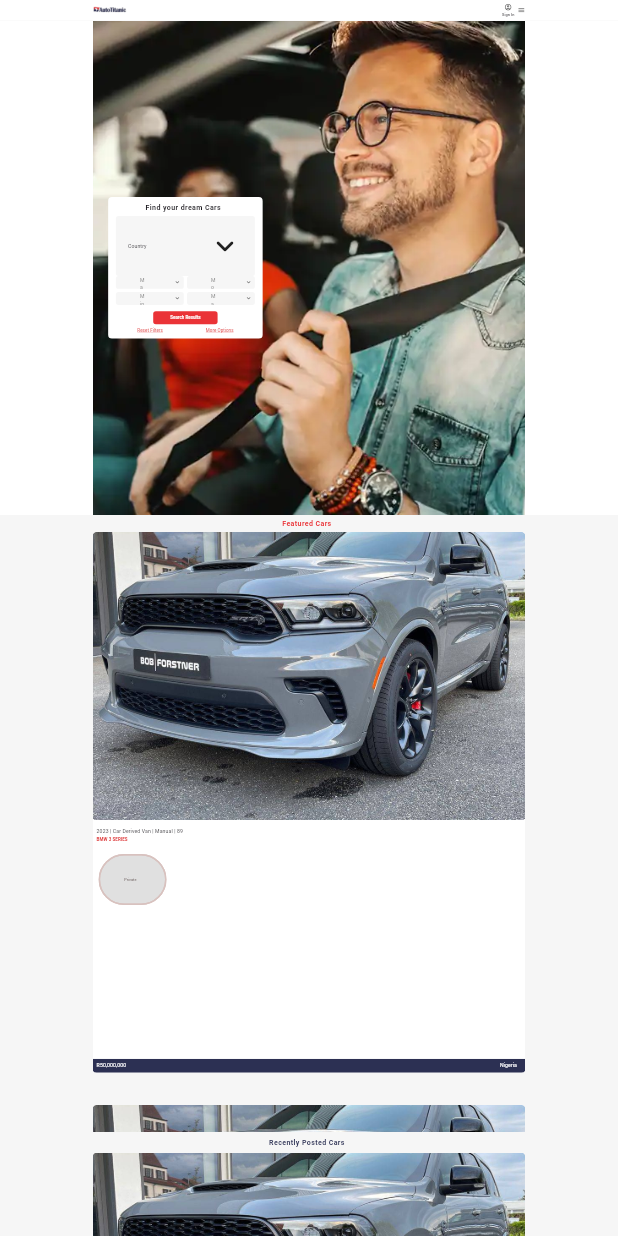
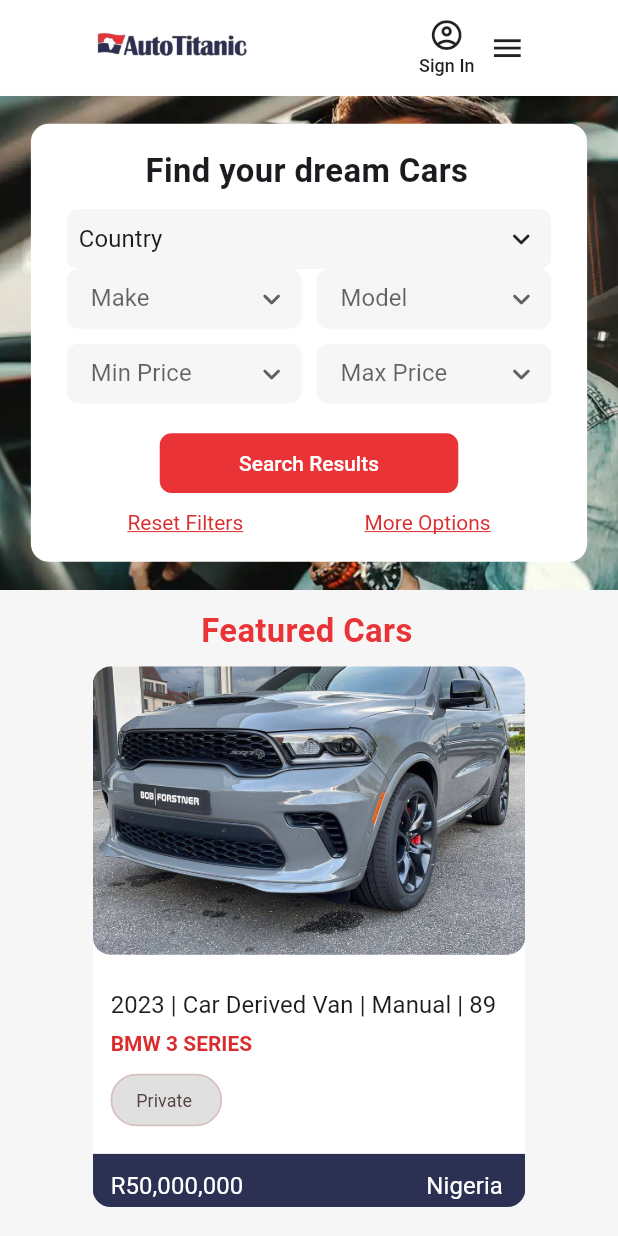
Before and after one commit to bijaym397/AutoTitanic, a Flutter app: the screen it shows after launch, on a phone screen of 412 x 824 dp. Run offline on Flutter 3.47's test engine with Material 3 defaults, Android fonts, the phone set to English and light mode, and no system bars; drawn by our look-alikes of carousel_slider, csc_picker, dropdown_button2; our stand-ins replace cached_network_image, device_info_plus, file_picker, flutter_screenutil, flutter_secure_storage, flutter_svg and 6 more; missing offline and left inert: flutter_html_v3; project files that could hold a hidden picture were left out.

Commit message:
feat(home): mobile responsive

```diff
--- a/lib/main.dart
+++ b/lib/main.dart
@@ -40,7 +40,7 @@
 class _MyAppState extends State<MyApp> {
   @override
   Widget build(BuildContext context) => ScreenUtilInit(
-        designSize: const Size(1920, 1200),
+        designSize: context.isWeb ? const Size(1920, 1200) : const Size(414, 896),
         ensureScreenSize: true,
         child: GetMaterialApp(
           debugShowCheckedModeBanner: false,
--- a/lib/res/styles/dimens.dart
+++ b/lib/res/styles/dimens.dart
@@ -29,6 +29,7 @@
   static final double hundred = 100.sp;
   static final double twoHundred = 200.sp;
   static final double twoHundredFifty = 250.sp;
+  static final double twoHundredSeventyFive = 275.sp;
   static final double threeHundred = 300.sp;
   static final double threeFifty = 350.sp;
   static final double fourHundred = 400.sp;
--- a/lib/views/home/widgets/social_card.dart
+++ b/lib/views/home/widgets/social_card.dart
@@ -17,8 +17,7 @@
   Widget build(BuildContext context) => GetX<CommonController>(
         builder: (controller) {
           var isSelected = controller.selectedSocial == social;
-          return Expanded(
-            child: TapHandler(
+          return TapHandler(
             onHover: (isHovering) {
               if (isHovering) {
                 controller.selectedSocial = social;
@@ -49,7 +48,6 @@
                 ],
               ),
             ),
-            ),
           );
         },
       );
--- a/lib/widgets/filter_section.dart
+++ b/lib/widgets/filter_section.dart
@@ -19,19 +19,20 @@
         color: AppColors.white,
         alignment: Alignment.center,
         child: SizedBox(
-          width: Dimens.screenWidth,
+          width: context.isMobile ? Get.width : Dimens.screenWidth,
           child: Stack(
             alignment: Alignment.centerLeft,
             children: [
               Image.asset(
                 AssetConstants.homeTopBg,
                 height: 0.4.ph,
-                width: Dimens.screenWidth,
+                width: context.isMobile ? Get.width : Dimens.screenWidth,
                 fit: BoxFit.cover,
                 alignment: Alignment.topCenter,
               ),
               Positioned(
-                left: Dimens.fortyEight,
+                left: context.isMobile ? 0.05.pw : Dimens.fortyEight,
+                right: context.isMobile ? 0.05.pw : null,
                 child: $FilterCard(onTap: onTap),
               ),
             ],
@@ -50,7 +51,11 @@
 
   @override
   Widget build(BuildContext context) => SizedBox(
-        width: 0.25.pw,
+        width: context.isWeb
+            ? 0.25.pw
+            : context.isMobile
+                ? 0.9.pw
+                : 0.6.pw,
         child: DecoratedBox(
           decoration: BoxDecoration(
             color: Colors.white,
--- a/lib/widgets/screen_wrapper.dart
+++ b/lib/widgets/screen_wrapper.dart
@@ -11,7 +11,6 @@
     this.body,
     this.bodyBuilder,
     this.showAppBarImage = false,
-    this.showSubscribeCard = false,
     this.isWhiteBackground = false,
     this.showFilterCard = false,
     this.onFilterSearch,
@@ -24,7 +23,6 @@
   final Widget? body;
   final bool showAppBarImage;
   final Widget Function(BuildContext, bool)? bodyBuilder;
-  final bool showSubscribeCard;
   final bool isWhiteBackground;
   final bool showFilterCard;
   final VoidCallback? onFilterSearch;
@@ -61,9 +59,7 @@
                           )
                         : body,
                   ),
-                  DashboardFooter(
-                    showSubcribeCard: showSubscribeCard,
-                  ),
+                  const DashboardFooter(),
                 ],
               ),
             ),
```
Also changed, not shown: lib/models/response_models.dart (+3 -7 lines), lib/utils/extensions.dart (+8 -0 lines), lib/views/home/widgets/brand_card.dart (+3 -4 lines), lib/views/home/widgets/footer.dart (+10 -9 lines), lib/views/home/widgets/footer_links.dart (+18 -4 lines), lib/widgets/responsive_builder.dart (indentation only). Lines whose indentation alone changed are shown as unchanged.
